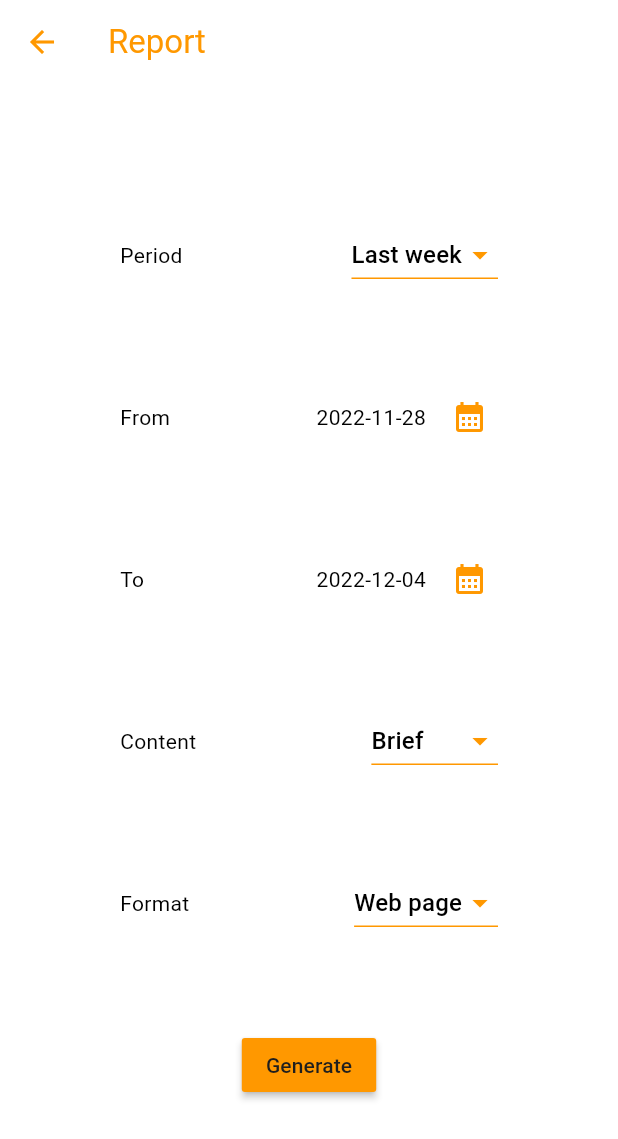
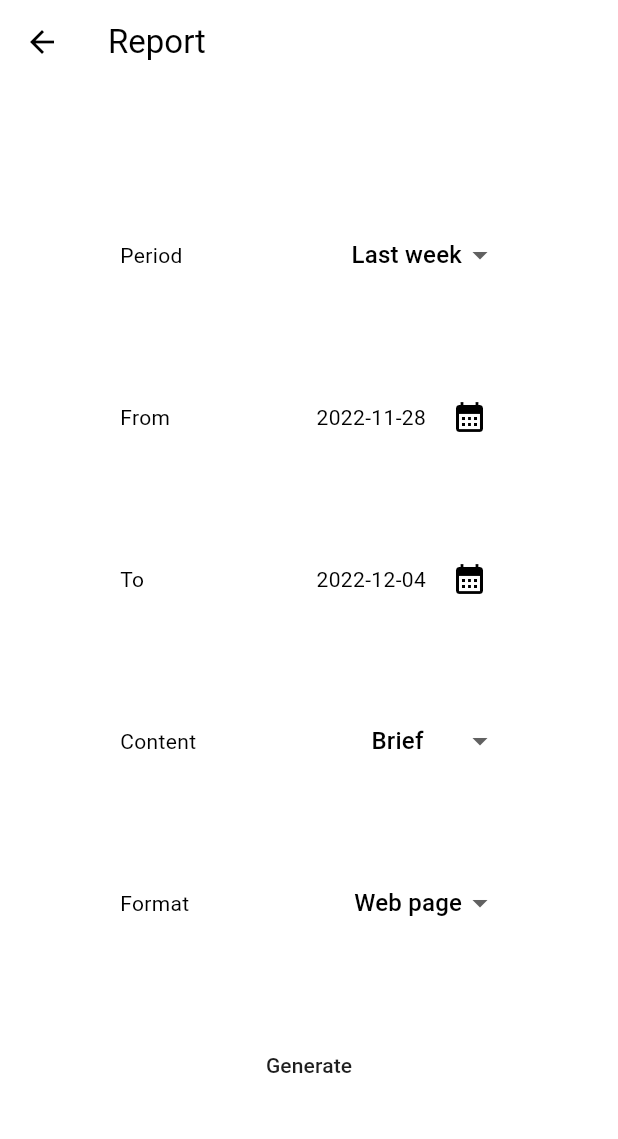
Before and after one commit to hugoogb/timetracker_app, a Flutter app: the PageReport screen opened directly, on a phone screen of 412 x 824 dp. Shown: the top 1139 px of the screen. Run offline on Flutter 3.47's test engine with Material 2 defaults, Android fonts, the phone set to English and light mode, and no system bars; network calls fail.

Commit message:
remove all color styles used, try to do in theme instead

```diff
--- a/lib/page_report.dart
+++ b/lib/page_report.dart
@@ -62,7 +62,6 @@ class _PageReportState extends State<PageReport> {
       },
       child: const Text(
         'ACCEPT',
-        style: TextStyle(color: Colors.orange),
       ),
     );
 
@@ -142,9 +141,6 @@ class _PageReportState extends State<PageReport> {
       appBar: AppBar(
         title: const Text(
           'Report',
-          style: TextStyle(
-            color: Colors.orange,
-          ),
         ),
         leading: GestureDetector(
           onTap: () {
@@ -153,7 +149,6 @@ class _PageReportState extends State<PageReport> {
           },
           child: const Icon(
             Icons.arrow_back_sharp,
-            color: Colors.orange,
           ),
         ),
       ),
@@ -175,9 +170,7 @@ class _PageReportState extends State<PageReport> {
                   child: DropdownButton<String>(
                     underline: Container(
                       height: 1.0,
-                      color: Colors.orange,
                     ),
-                    iconEnabledColor: Colors.orange,
                     value: _selectedValuePeriod,
                     items: [
                       'Last week',
@@ -235,7 +228,6 @@ class _PageReportState extends State<PageReport> {
                       IconButton(
                         icon: const Icon(
                           Icons.calendar_month_sharp,
-                          color: Colors.orange,
                         ),
                         onPressed: () {
                           _pickFromDate();
@@ -265,7 +257,6 @@ class _PageReportState extends State<PageReport> {
                       IconButton(
                         icon: const Icon(
                           Icons.calendar_month_sharp,
-                          color: Colors.orange,
                         ),
                         onPressed: () {
                           _pickToDate();
@@ -288,9 +279,7 @@ class _PageReportState extends State<PageReport> {
                   child: DropdownButton<String>(
                     underline: Container(
                       height: 1.0,
-                      color: Colors.orange,
                     ),
-                    iconEnabledColor: Colors.orange,
                     value: _selectedValueContent,
                     items: [
                       'Brief',
@@ -323,9 +312,7 @@ class _PageReportState extends State<PageReport> {
                   child: DropdownButton<String>(
                     underline: Container(
                       height: 1.0,
-                      color: Colors.orange,
                     ),
-                    iconEnabledColor: Colors.orange,
                     value: _selectedValueFormat,
                     items: [
                       'Web page',
@@ -350,7 +337,6 @@ class _PageReportState extends State<PageReport> {
               mainAxisAlignment: MainAxisAlignment.center,
               children: [
                 MaterialButton(
-                  color: Colors.orange,
                   child: const Text(
                     'Generate',
                     style: TextStyle(
```
Also changed, not shown: lib/page_activities.dart (+2 -18 lines), lib/page_intervals.dart (+1 -11 lines).
